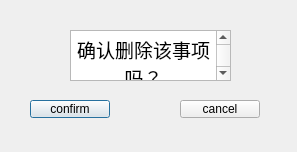
The window that qt_proj/Delete_Schedule.ui (HappyFern666/QT-project) describes before a commit, drawn with Qt 5.
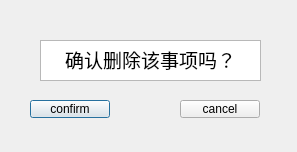
The same window after the commit.

```diff
--- a/qt_proj/Delete_Schedule.ui
+++ b/qt_proj/Delete_Schedule.ui
@@ -42,10 +42,10 @@
   <widget class="QTextBrowser" name="textBrowser">
    <property name="geometry">
     <rect>
-     <x>70</x>
-     <y>30</y>
-     <width>161</width>
-     <height>51</height>
+     <x>40</x>
+     <y>40</y>
+     <width>221</width>
+     <height>41</height>
     </rect>
    </property>
    <property name="html">
```
